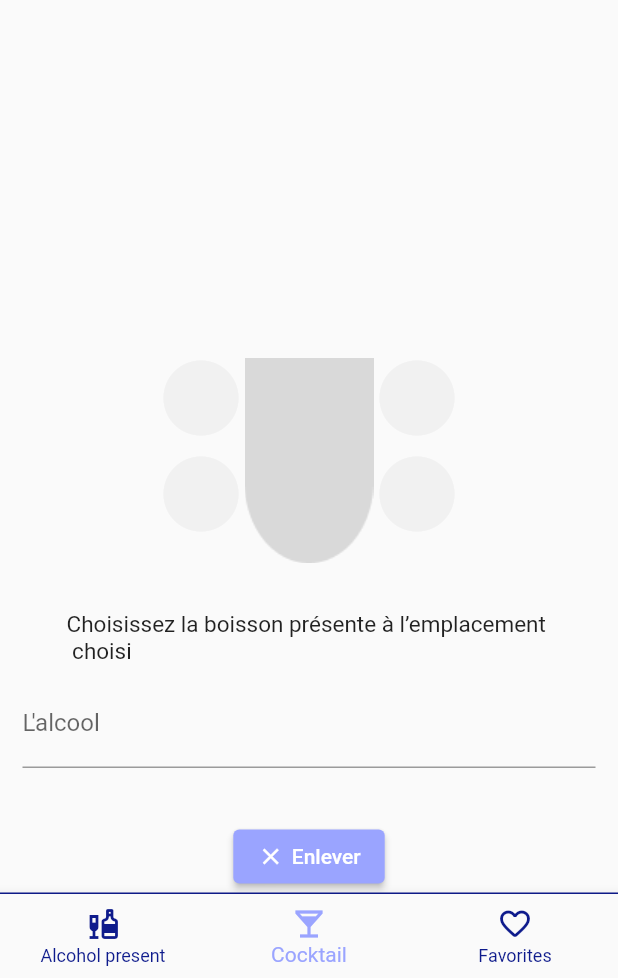
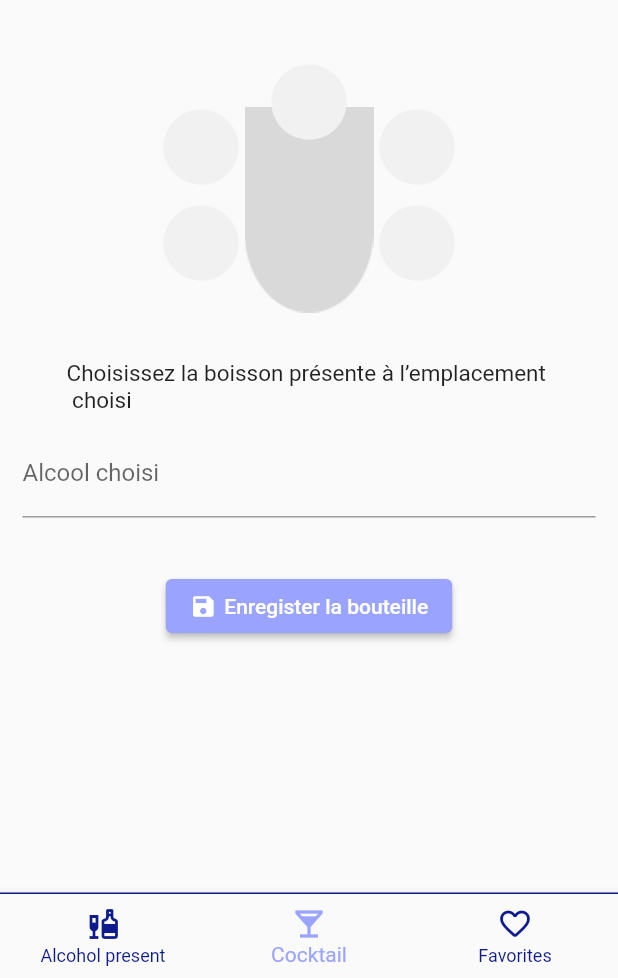
Before and after one commit to elsa-bit/Distrib-ar, a Flutter app: the screen it shows after launch, on a phone screen of 412 x 824 dp, the part 258-1236 px from its top. Run offline on Flutter 3.47's test engine with Material 2 defaults, Android fonts, the phone set to English and light mode, and no system bars; our stand-ins replace firebase_analytics, firebase_core, firebase_crashlytics, firebase_database, floor, shared_preferences and 1 more; missing offline and left inert: flutter_barcode_scanner; accounts and stored records are empty; generated files the repository leaves out were written again.

Commit message:
Configuration bar depends on Distrib'ar done

```diff
--- a/lib/config/config_screen.dart
+++ b/lib/config/config_screen.dart
@@ -15,18 +15,17 @@ class _ConfigState extends State<Config> {
   int selectedBottle = 0;
   String idDistribar = '';
   TextEditingController _alcoholController = TextEditingController();
+  final ref = FirebaseDatabase.instance.ref();
 
   @override
   Widget build(BuildContext context) {
     return Scaffold(
-      body: Column(
-        children: [
-          Expanded(
-            child: Align(
-              alignment: Alignment.topCenter,
+      body: SingleChildScrollView(
+        child: Container(
+          height: MediaQuery.of(context).size.height,
           child: Column(
             mainAxisAlignment: MainAxisAlignment.start,
-                children: const [
+            children: [
               Padding(
                 padding: EdgeInsets.only(top: 20, bottom: 40),
                 child: Text(
@@ -45,11 +44,9 @@ class _ConfigState extends State<Config> {
                   fontStyle: FontStyle.italic,
                 ),
               ),
-                ],
-              ),
-            ),
-          ),
-          Stack(
+              Padding(
+                padding: const EdgeInsets.only(top: 40),
+                child: Stack(
                   children: [
                     Image.asset(
                       'assets/images/base_machine.png',
@@ -66,7 +63,25 @@ class _ConfigState extends State<Config> {
                           });
                         },
                         icon: Icon(Icons.circle),
-                  color: selectedBottle == 2 ? MyColors.bluePale : MyColors.greyConfig,
+                        color: selectedBottle == 2
+                            ? MyColors.bluePale
+                            : MyColors.greyConfig,
+                        iconSize: 60,
+                      ),
+                    ),
+                    Positioned(
+                      top: -10,
+                      left: 62,
+                      child: IconButton(
+                        onPressed: () {
+                          setState(() {
+                            _attributeSelectionedBottle(3);
+                          });
+                        },
+                        icon: Icon(Icons.circle),
+                        color: selectedBottle == 3
+                            ? MyColors.bluePale
+                            : MyColors.greyConfig,
                         iconSize: 60,
                       ),
                     ),
@@ -76,11 +91,13 @@ class _ConfigState extends State<Config> {
                       child: IconButton(
                         onPressed: () {
                           setState(() {
-                      _attributeSelectionedBottle(3);
+                            _attributeSelectionedBottle(4);
                           });
                         },
                         icon: Icon(Icons.circle),
-                  color: selectedBottle == 3 ? MyColors.bluePale : MyColors.greyConfig,
+                        color: selectedBottle == 4
+                            ? MyColors.bluePale
+                            : MyColors.greyConfig,
                         iconSize: 60,
                       ),
                     ),
@@ -94,7 +111,9 @@ class _ConfigState extends State<Config> {
                           });
                         },
                         icon: Icon(Icons.circle),
-                  color: selectedBottle == 1 ? MyColors.bluePale : MyColors.greyConfig,
+                        color: selectedBottle == 1
+                            ? MyColors.bluePale
+                            : MyColors.greyConfig,
                         iconSize: 60,
                       ),
                     ),
@@ -104,15 +123,18 @@ class _ConfigState extends State<Config> {
                       child: IconButton(
                         onPressed: () {
                           setState(() {
-                      _attributeSelectionedBottle(4);
+                            _attributeSelectionedBottle(5);
                           });
                         },
                         icon: Icon(Icons.circle),
-                  color: selectedBottle == 4 ? MyColors.bluePale : MyColors.greyConfig,
+                        color: selectedBottle == 5
+                            ? MyColors.bluePale
+                            : MyColors.greyConfig,
                         iconSize: 60,
                       ),
                     ),
                   ],
+                ),
               ),
               const Text(
                 'Choisissez la boisson présente à l’emplacement \n choisi',
@@ -126,24 +148,25 @@ class _ConfigState extends State<Config> {
                 child: TextField(
                   controller: _alcoholController,
                   decoration: const InputDecoration(
-                labelText: "L'alcool",
+                    labelText: "Alcool choisi",
                   ),
                 ),
               ),
               const SizedBox(height: 10),
               IntrinsicWidth(
                 child: ElevatedButton(
-              onPressed: () {},
+                  onPressed: () => _saveBottle(),
                   style: ButtonStyle(
-                backgroundColor: MaterialStateProperty.all<Color>(MyColors.bluePale),
+                    backgroundColor:
+                        MaterialStateProperty.all<Color>(MyColors.bluePale),
                   ),
                   child: Row(
                     mainAxisAlignment: MainAxisAlignment.center,
                     children: const [
-                  Icon(Icons.close, color: Colors.white, size: 18),
+                      Icon(Icons.save, color: Colors.white, size: 18),
                       SizedBox(width: 5),
                       Text(
-                    'Enlever',
+                        'Enregister la bouteille',
                         style: TextStyle(
                           color: Colors.white,
                         ),
@@ -154,27 +177,24 @@ class _ConfigState extends State<Config> {
               )
             ],
           ),
+        ),
+      ),
     );
   }
 
-  void _attributeSelectionedBottle(int location) async{
+  void _attributeSelectionedBottle(int location) async {
     final SharedPreferences prefs = await SharedPreferences.getInstance();
 
     selectedBottle = location;
     idDistribar = prefs.getString('id_Distribar') ?? '';
 
-    //REGARDER POUR RECUP LES INFOS DU DISTRIBAR
-    DatabaseReference ref = FirebaseDatabase.instance.ref(idDistribar);
-    await ref.set({
-      "config": {
-        "gpio1": "vodka",
-        "gpio2": "",
-        "gpio3": "applejuice",
-        "gpio4": "gin",
-        "gpio5": "",
+    final snapshot = await ref.child('$idDistribar/config/gpio$location').get();
+    _alcoholController.text = snapshot.value.toString();
   }
-    });
 
-    _alcoholController.text = "Coucou";
+  void _saveBottle() {
+    ref
+        .child('$idDistribar/config')
+        .update({"gpio$selectedBottle": _alcoholController.text});
   }
 }
```
Also changed, not shown: lib/ancien_projet/cocktail/cocktail.dart (+16 -0 lines). Lines whose indentation alone changed are shown as unchanged.
